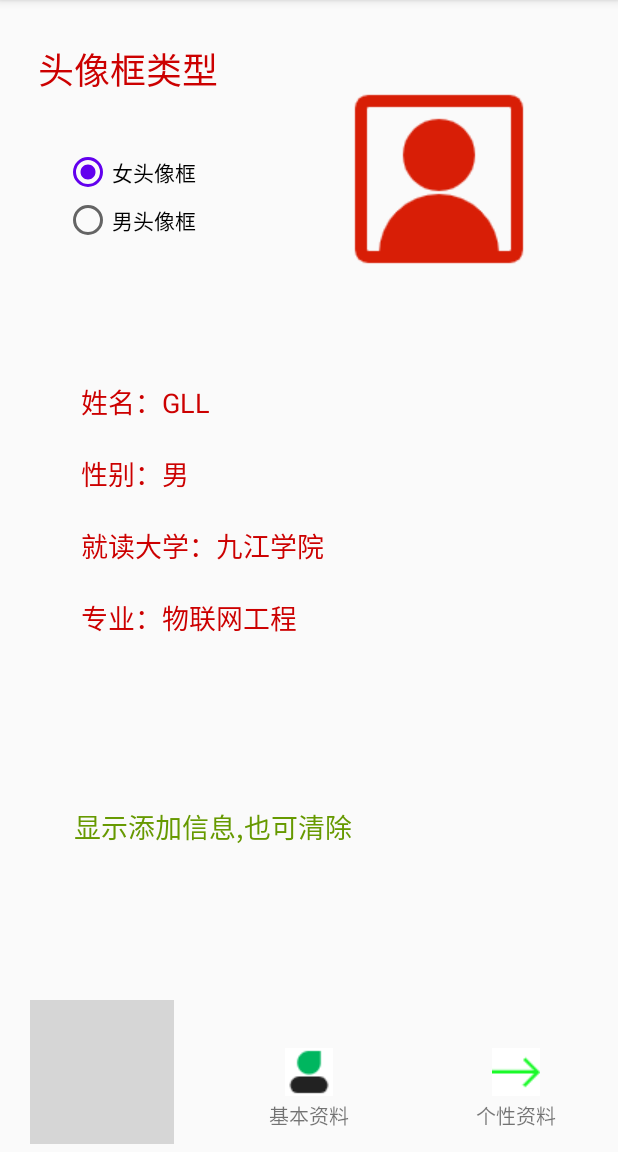
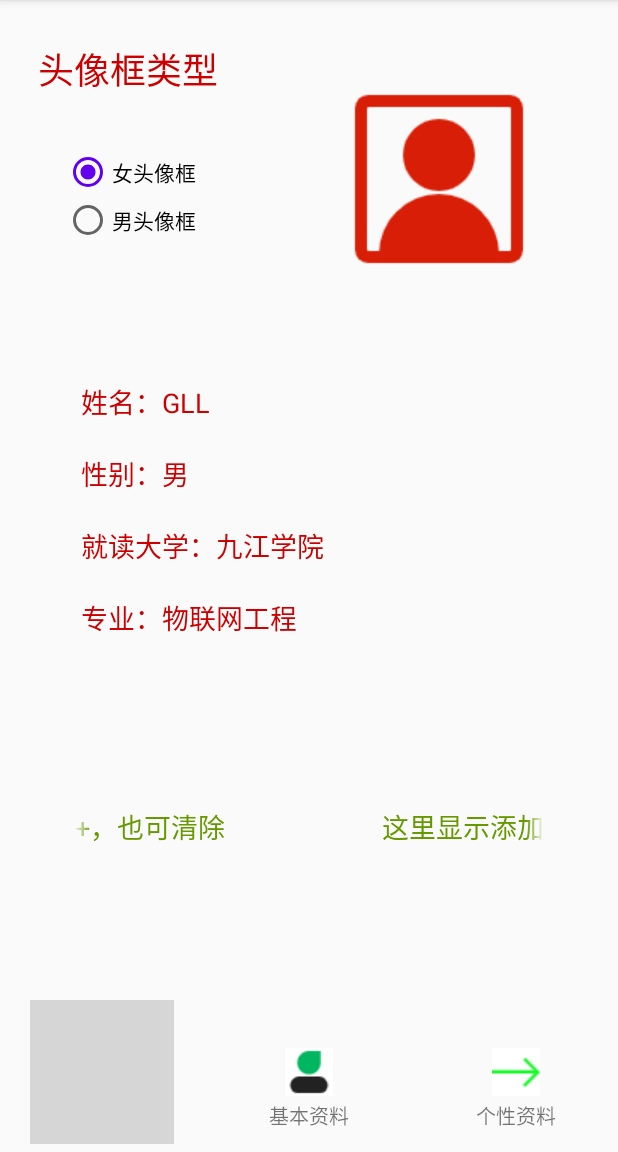
Before and after one commit to gllgll/MySelf, an Android app: the screen it shows after launch (MainActivity), on a phone screen of 412 x 824 dp, the part 84-1236 px from its top. Run offline under Robolectric (Android 15) with nearby library versions, the phone set to English and light mode, and no system bars; grey boxes are pictures that could not be loaded.

Commit message:
删除多余代码，添加信息处文本显示跑马灯效果

```diff
--- a/app/src/main/java/com/example/myself/MainActivity.java
+++ b/app/src/main/java/com/example/myself/MainActivity.java
@@ -46,7 +46,6 @@ public class MainActivity extends AppCompatActivity {
     @Override
     public boolean onOptionsItemSelected(@NonNull MenuItem item) {
         textViewadd = findViewById(R.id.textView9);
-        textViewadd.setSelected(true);
         switch (item.getItemId()){
             case R.id.add:
                 addbuilder = new AlertDialog.Builder(MainActivity.this);
@@ -69,8 +68,6 @@ public class MainActivity extends AppCompatActivity {
                                         textViewadd.setText("不能全为数字，请重新输入");
                                         textViewadd.setTextColor(Color.RED);
                                     }
-                                    //跑马灯效果
-                                    textViewadd.setSelected(true);
                                 }catch (NumberFormatException e){
                                     e.printStackTrace();
                                 }
--- a/app/src/main/res/layout/activity_main.xml
+++ b/app/src/main/res/layout/activity_main.xml
@@ -246,6 +246,9 @@
         android:text="@string/textview_add"
         android:singleLine="true"
         android:ellipsize="marquee"
+        android:focusable="true"
+        android:focusableInTouchMode="true"
+        android:scrollHorizontally="true"
         android:marqueeRepeatLimit="marquee_forever"
         android:textColor="@android:color/holo_green_dark"
         android:textSize="@dimen/messigetextSize"
--- a/app/src/main/res/values/strings.xml
+++ b/app/src/main/res/values/strings.xml
@@ -38,7 +38,7 @@
     <string name="add_hint">请输入添加的内容</string>
     <string name="button_cancle">取消</string>
     <string name="button_confirm">确定</string>
-    <string name="textview_add">显示添加信息,也可清除</string>
+    <string name="textview_add">这里显示添加信息,点击菜单栏上的+，也可清除</string>
     <string name="item_clear">清除添加信息</string>
     <string name="switch_color">颜色</string>
     <string name="button_baidu">去他学校</string>
```
